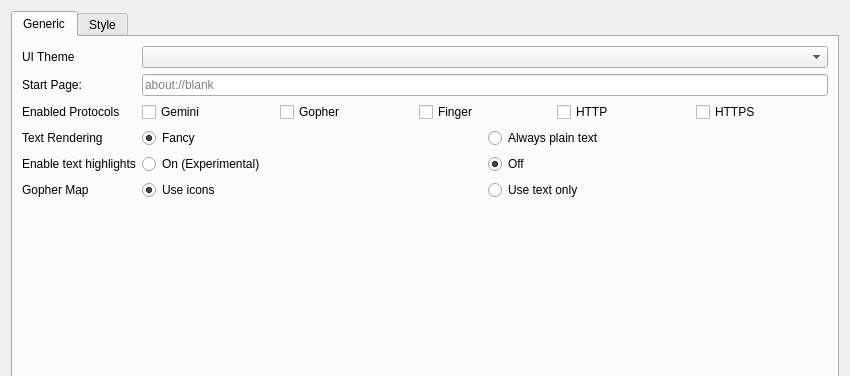
The window that src/settingsdialog.ui (ikskuh/kristall) describes before a commit, drawn with Qt 5; both pictures show x 0 to 850 and y 0 to 376 of the 850 by 650 pixel window.
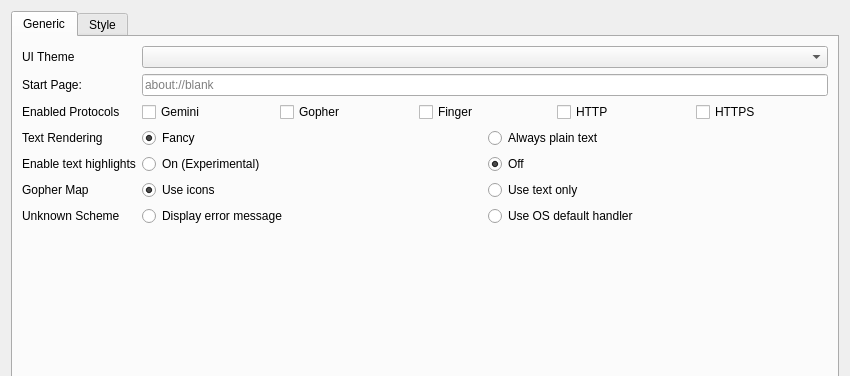
The same window after the commit. Icons and pictures are not drawn.

What changed in the file:
```diff
--- a/src/settingsdialog.ui
+++ b/src/settingsdialog.ui
@@ -202,6 +202,37 @@
          </item>
         </layout>
        </item>
+       <item row="6" column="0">
+        <widget class="QLabel" name="label_22">
+         <property name="text">
+          <string>Unknown Scheme</string>
+         </property>
+        </widget>
+       </item>
+       <item row="6" column="1">
+        <layout class="QHBoxLayout" name="horizontalLayout_7">
+         <item>
+          <widget class="QRadioButton" name="scheme_error">
+           <property name="text">
+            <string>Display error message</string>
+           </property>
+           <attribute name="buttonGroup">
+            <string notr="true">buttonGroup</string>
+           </attribute>
+          </widget>
+         </item>
+         <item>
+          <widget class="QRadioButton" name="scheme_os_default">
+           <property name="text">
+            <string>Use OS default handler</string>
+           </property>
+           <attribute name="buttonGroup">
+            <string notr="true">buttonGroup</string>
+           </attribute>
+          </widget>
+         </item>
+        </layout>
+       </item>
       </layout>
      </widget>
      <widget class="QWidget" name="style_tab">
```
Left out of the diff: 3 changed lines with no effect on the pictures.
